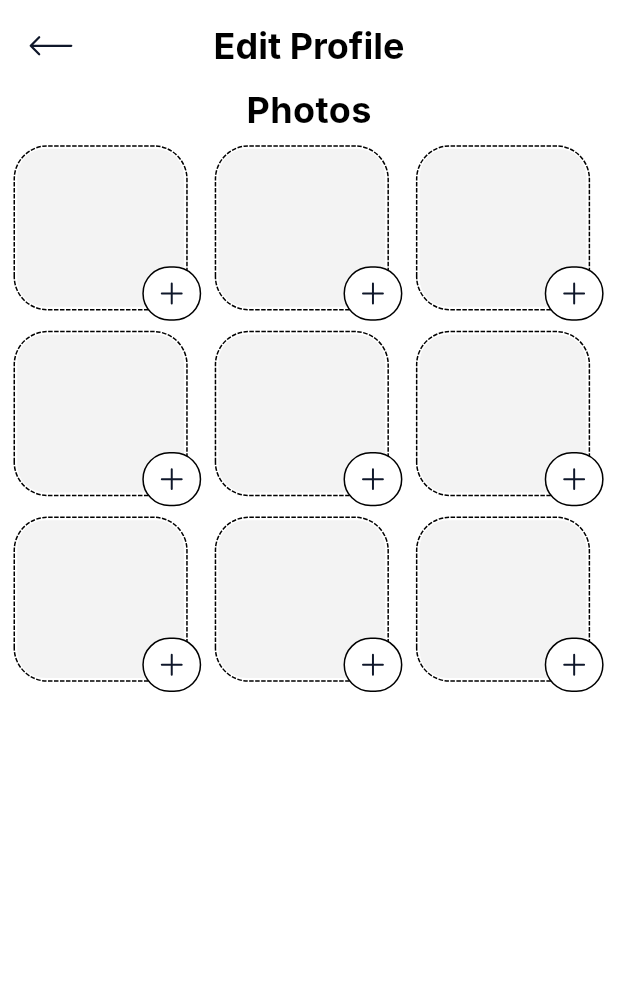
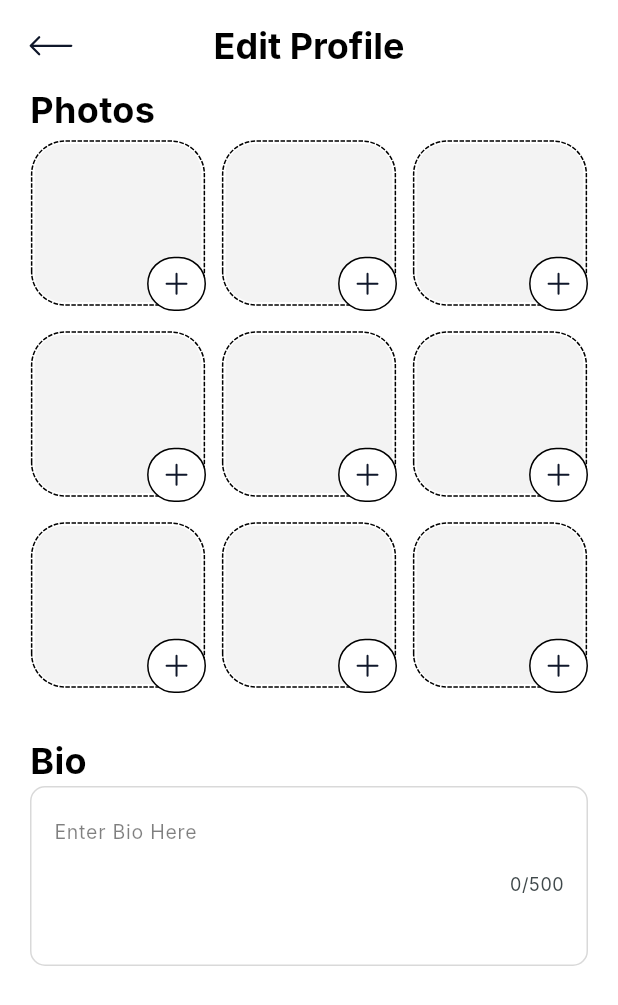
Before and after one commit to eUnity-Development/eUnity-app, a Flutter app: the EditProfile screen opened directly, on a phone screen of 412 x 824 dp. Shown: the top 1005 px of the screen. Run offline on Flutter 3.47's test engine with Material 3 defaults, Android fonts, the phone set to English and light mode, and no system bars; drawn by our look-alikes of dotted_border; our stand-ins replace cookie_jar, curved_navigation_bar, dio, dio_cookie_manager, equatable, flutter_otp_text_field and 5 more; accounts and stored records are empty; network calls fail; Roboto replaces fonts that are missing (Inter); project files that could hold a hidden picture were left out.

Commit message:
Edit profile changes

```diff
--- a/frontend/lib/classes/AuthHelper.dart
+++ b/frontend/lib/classes/AuthHelper.dart
@@ -139,7 +139,9 @@ class AuthHelper {
 
   static Future<void> signOut() async {
     //we want to sign out of google and our server and clear the session cookie
-    await googleSignIn.disconnect();
+    if (await googleSignIn.isSignedIn()) {
+      await googleSignIn.disconnect();
+    }
     String endPoint = '/users/logout';
     var url = '$defaultHost$endPoint';
     try {
--- a/frontend/lib/views/EditProfile.dart
+++ b/frontend/lib/views/EditProfile.dart
@@ -19,6 +19,7 @@ class _EditProfileState extends State<EditProfile> {
   List imageArray = [];
   int selectedImageGrid = 0;
   int draggingImageGrid = -1;
+  TextEditingController bioController = TextEditingController();
 
   @override
   void initState() {
@@ -152,14 +153,12 @@ class _EditProfileState extends State<EditProfile> {
           });
     }
 
-    Widget gridOption(int index) {
-      Widget gridCore() {
+    Widget gridItem(int index) {
       return GestureDetector(
-          child: ((imageArray.length < index + 1)
+        child: (imageArray.length <= index)
             ? NewImageSquare()
             : EditImageSquare(
-                  imageURL:
-                      UserInfoHelper.getPublicImageURL(imageArray[index]))),
+                imageURL: UserInfoHelper.getPublicImageURL(imageArray[index])),
         onTap: () {
           setState(() {
             selectedImageGrid = index;
@@ -169,55 +168,118 @@ class _EditProfileState extends State<EditProfile> {
       );
     }
 
-      return LongPressDraggable(
-        child: (draggingImageGrid == index)
-            ? SizedBox(
-                height: 140 * DesignVariables.heightConversion,
-                width: 140 * DesignVariables.widthConversion,
-              )
-            : gridCore(),
-        feedback: gridCore(),
-        onDragStarted: () {
+    Widget gridOption(int index) {
+      if (index >= imageArray.length) {
+        return gridItem(index);
+      }
+      return LongPressDraggable<int>(
+        data: index,
+        feedback: gridItem(index),
+        childWhenDragging: Container(
+          decoration: BoxDecoration(
+              color: DesignVariables.greyLines,
+              borderRadius:
+                  BorderRadius.circular(21 * DesignVariables.heightConversion)),
+        ),
+        child: DragTarget<int>(
+          builder: (BuildContext context, List<int?> candidateData,
+              List<dynamic> rejectedData) {
+            return gridItem(index);
+          },
+          onAccept: (int fromIndex) {
             setState(() {
-            draggingImageGrid = index;
+              if (fromIndex < imageArray.length && index < imageArray.length) {
+                final fromItem = imageArray.removeAt(fromIndex);
+                imageArray.insert(index, fromItem);
+              }
             });
           },
-        onDraggableCanceled: (velocity, offset) {
-          print(offset.dx);
-          print(offset.dy);
+        ),
+      );
+    }
+
+    List<int> items = List<int>.generate(9, (index) => index);
+
+    void onReorder(int oldIndex, int newIndex) {
       setState(() {
-            draggingImageGrid = -1;
+        if (newIndex > oldIndex) {
+          newIndex -= 1;
+        }
+        final int item = items.removeAt(oldIndex);
+        items.insert(newIndex, item);
       });
+    }
+
+    Widget imageGrid() {
+      return GridView.builder(
+        gridDelegate: SliverGridDelegateWithFixedCrossAxisCount(
+          crossAxisCount: 3, // Number of columns
+          crossAxisSpacing: 10, // Horizontal spacing between grid items
+          mainAxisSpacing: 10, // Vertical spacing between grid items
+        ),
+        physics: NeverScrollableScrollPhysics(),
+        itemCount: 9, // Total number of items (3x3 grid)
+        itemBuilder: (context, index) {
+          return gridOption(index);
         },
       );
     }
 
-    Widget imageGrids() {
-      return Column(
-        children: [
-          Row(
-            children: [gridOption(0), gridOption(1), gridOption(2)],
+    TextStyle headerStyle = const TextStyle(
+        color: Colors.black, fontSize: 24, fontWeight: FontWeight.w700);
+
+    const TextStyle hintStyle = TextStyle(
+        fontWeight: FontWeight.w400,
+        fontSize: 13,
+        color: Color.fromARGB(128, 0, 0, 0));
+
+    BoxDecoration textFieldDecorator = BoxDecoration(
+        borderRadius: BorderRadius.circular(10),
+        border: Border.all(width: 1, color: DesignVariables.greyLines));
+
+    return Scaffold(
+      appBar: NoLogoTopBar(title: "Edit Profile"),
+      body: Padding(
+        padding: const EdgeInsets.symmetric(horizontal: 20),
+        child: Column(crossAxisAlignment: CrossAxisAlignment.start, children: [
+          Text(
+            "Photos",
+            style: headerStyle,
           ),
-          Row(
-            children: [gridOption(3), gridOption(4), gridOption(5)],
+          Container(
+            child: imageGrid(),
+            height: 400,
           ),
-          Row(
-            children: [gridOption(6), gridOption(7), gridOption(8)],
+          Text(
+            "Bio",
+            style: headerStyle,
           ),
-        ],
+          Container(
+            padding: EdgeInsets.symmetric(horizontal: 15, vertical: 5),
+            decoration: textFieldDecorator,
+            height: 120,
+            width: double.infinity,
+            child: TextField(
+              controller: bioController,
+              maxLines: null,
+              maxLength: 500,
+              keyboardType: TextInputType.multiline,
+              decoration: InputDecoration(
+                hintText: "Enter Bio Here",
+                hintStyle: hintStyle,
+                hintMaxLines: 100,
+                border: InputBorder.none,
+              ),
+            ),
+          ),
+        ]),
+      ),
     );
   }
 
-    return Scaffold(
-      appBar: NoLogoTopBar(title: "Edit Profile"),
-      body: Column(children: [
-        Text(
-          "Photos",
-          style: TextStyle(
-              color: Colors.black, fontSize: 24, fontWeight: FontWeight.w700),
-        ),
-        imageGrids(),
-      ]),
-    );
+  @override
+  void dispose() {
+    bioController.dispose();
+    super.dispose();
   }
 }
--- a/frontend/lib/views/Settings.dart
+++ b/frontend/lib/views/Settings.dart
@@ -1,4 +1,6 @@
+import 'package:eunity/classes/AuthHelper.dart';
 import 'package:eunity/classes/DesignVariables.dart';
+import 'package:eunity/home.dart';
 import 'package:eunity/widgets/TopBars/NoLogoTopBar.dart';
 import 'package:flutter/material.dart';
 import 'package:flutter_svg/flutter_svg.dart';
@@ -11,6 +13,14 @@ class Settings extends StatefulWidget {
 }
 
 class _SettingsState extends State<Settings> {
+  Future<void> executeLogout() async {
+    await AuthHelper.signOut();
+    Navigator.of(context).pushAndRemoveUntil(
+      MaterialPageRoute(builder: (context) => Home()),
+      (Route<dynamic> route) => false,
+    );
+  }
+
   @override
   Widget build(BuildContext context) {
     TextStyle headerStyle = const TextStyle(
@@ -147,8 +157,9 @@ class _SettingsState extends State<Settings> {
                     ),
                   ),
                 ),
-                onTap: () {
+                onTap: () async {
                   print("Clicked Logout");
+                  await executeLogout();
                 },
               ),
             ),
```
Lines whose indentation alone changed are shown as unchanged.
